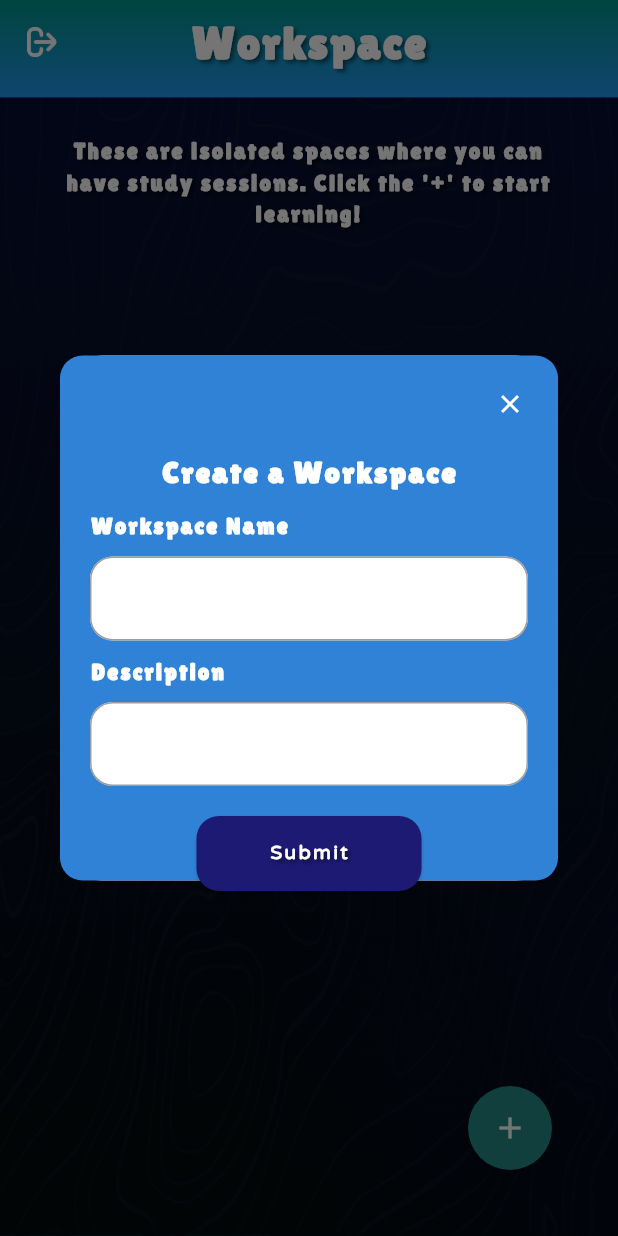
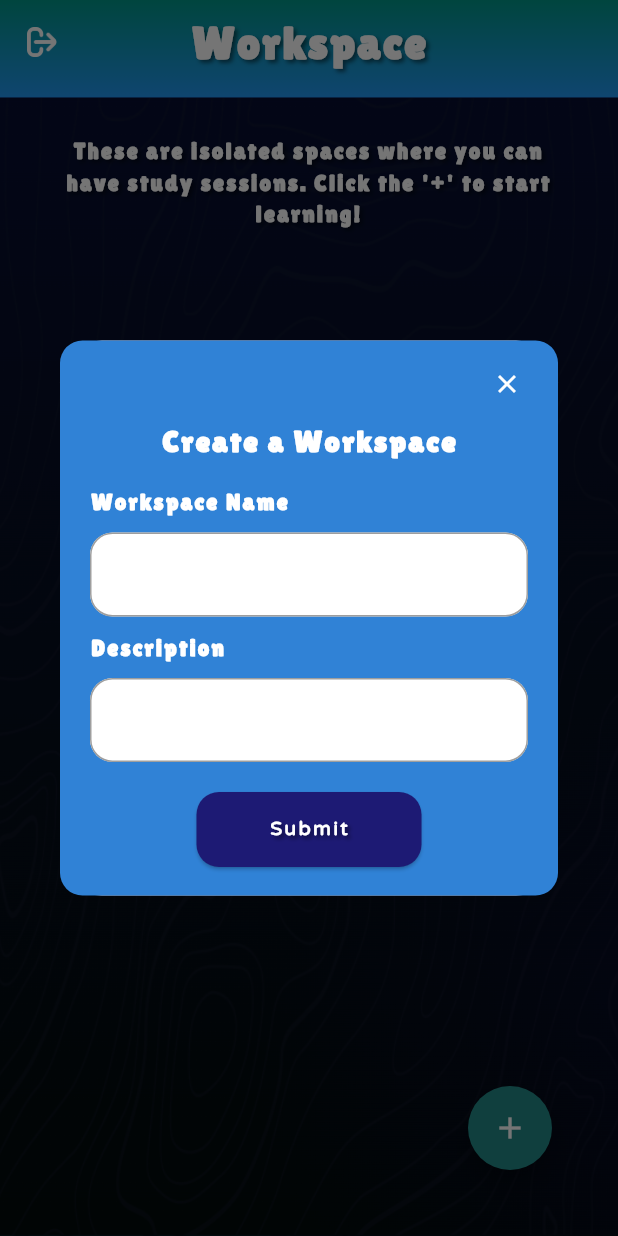
Before and after one commit to DymNomZ/stackture_mobile, a Flutter app: the HomePage screen opened directly, after a tap on the "add" icon, on a phone screen of 412 x 824 dp. Run offline on Flutter 3.47's test engine with Material 3 defaults, Android fonts, the light colour scheme and no system bars; drawn by our look-alikes of reorderable_grid_view; our stand-ins replace animated_text_kit; network calls fail.

Commit message:
minor fixes

```diff
--- a/lib/auth_page.dart
+++ b/lib/auth_page.dart
@@ -25,13 +25,13 @@ class _AuthPageState extends State<AuthPage> {
           crossAxisAlignment: CrossAxisAlignment.center,
           mainAxisSize: MainAxisSize.min,
           children: [
-            SizedBox(height: 100),
+            SizedBox(height: 180),
             Image.asset(
               "assets/images/books.png",
               width: 100,
               height: 100,
             ),
-            SizedBox(height: 20),
+            SizedBox(height: 15),
             Text(
               "Stackture",
               style: TextStyle(
@@ -48,7 +48,7 @@ class _AuthPageState extends State<AuthPage> {
                 shadows: defaultShadow
               ),
             ),
-            SizedBox(height: 80),
+            SizedBox(height: 50),
             DefaultButton(
               text: "Sign In",
               function: () {
--- a/lib/utils/create_workspace_popup.dart
+++ b/lib/utils/create_workspace_popup.dart
@@ -71,7 +71,7 @@ class _CreateWorkspacePopupState extends State<CreateWorkspacePopup> {
   Widget build(BuildContext context) {
     return Dialog(
       child: Container(
-        height: 350.0,
+        height: 370.0,
         width: 400.0,
           decoration: BoxDecoration(
             borderRadius: BorderRadius.all(Radius.circular(15.0)),
@@ -86,7 +86,7 @@ class _CreateWorkspacePopupState extends State<CreateWorkspacePopup> {
                 mainAxisAlignment: MainAxisAlignment.end,
                 children: [
                   Padding(
-                    padding: const EdgeInsets.all(8.0),
+                    padding: const EdgeInsets.only(right: 10, top: 5, bottom: 0),
                     child: IconButton(
                         onPressed: () {
                           Navigator.pop(context);
@@ -107,9 +107,9 @@ class _CreateWorkspacePopupState extends State<CreateWorkspacePopup> {
                     fontWeight: FontWeight.bold, fontFamily: 'LilitaOne',
                 ),
               ),
-              SizedBox(height: 10),
+              SizedBox(height: 15),
               Padding(
-                padding: EdgeInsets.symmetric(horizontal: 20),
+                padding: EdgeInsets.only(left: 20, right: 20, top: 0),
                 child: Row(children: [
                   Text(
                     "Workspace Name",
```
Also changed, not shown: lib/recent_activity_panel.dart (deleted, +0 -43 lines), pubspec.lock.
